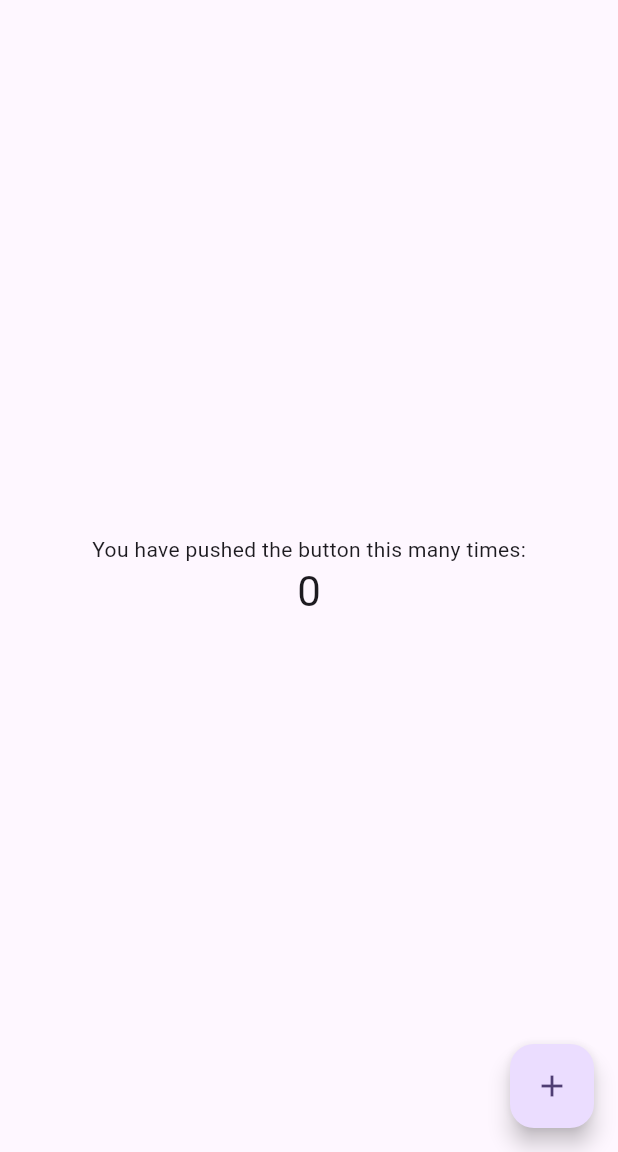
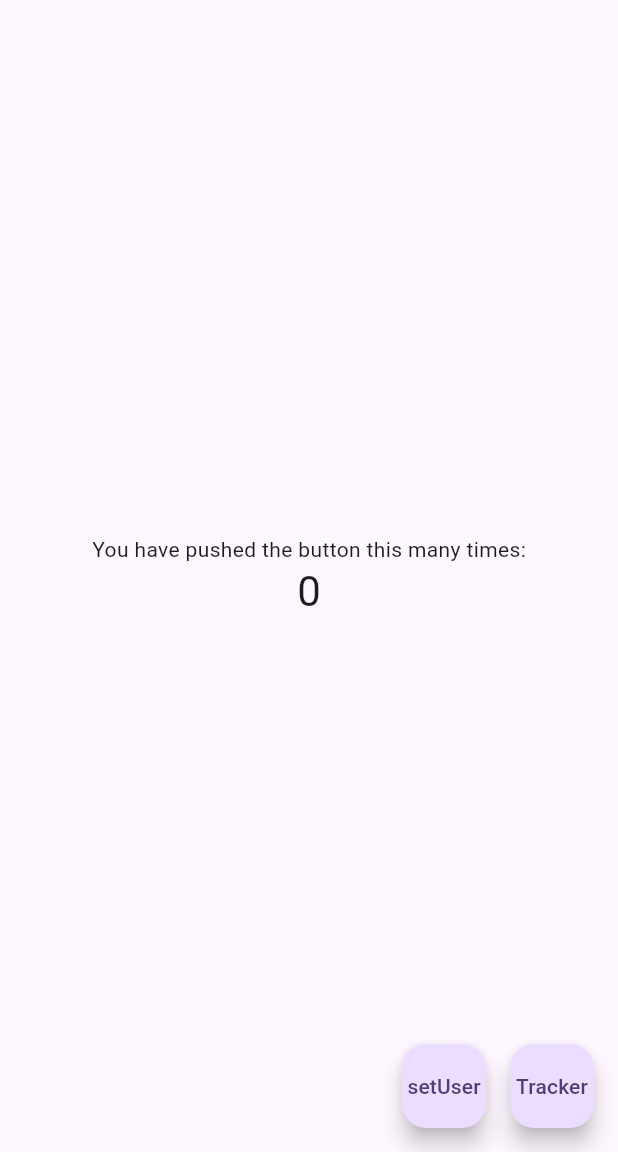
Before and after one commit to diegoroso-dito/myapp_flutter, a Flutter app: the screen it shows after launch, on a phone screen of 412 x 824 dp, the part 84-1236 px from its top. Run offline on Flutter 3.47's test engine with Material 2 defaults, Android fonts, the phone set to English and light mode, and no system bars; missing offline and left inert: dito_flutter_sdk.

```diff
--- a/lib/main.dart
+++ b/lib/main.dart
@@ -8,27 +8,11 @@ void main() {
 class MyApp extends StatelessWidget {
   const MyApp({super.key});
 
-  // This widget is the root of your application.
   @override
   Widget build(BuildContext context) {
     return MaterialApp(
       title: 'Flutter Demo',
       theme: ThemeData(
-        // This is the theme of your application.
-        //
-        // TRY THIS: Try running your application with "flutter run". You'll see
-        // the application has a blue toolbar. Then, without quitting the app,
-        // try changing the seedColor in the colorScheme below to Colors.green
-        // and then invoke "hot reload" (save your changes or press the "hot
-        // reload" button in a Flutter-supported IDE, or press "r" if you used
-        // the command line to start the app).
-        //
-        // Notice that the counter didn't reset back to zero; the application
-        // state is not lost during the reload. To reset the state, use hot
-        // restart instead.
-        //
-        // This works for code too, not just values: Most code changes can be
-        // tested with just a hot reload.
         colorScheme: ColorScheme.fromSeed(seedColor: Colors.deepPurple),
         useMaterial3: true,
       ),
@@ -40,15 +24,6 @@ class MyApp extends StatelessWidget {
 class MyHomePage extends StatefulWidget {
   const MyHomePage({super.key, required this.title});
 
-  // This widget is the home page of your application. It is stateful, meaning
-  // that it has a State object (defined below) that contains fields that affect
-  // how it looks.
-
-  // This class is the configuration for the state. It holds the values (in this
-  // case the title) provided by the parent (in this case the App widget) and
-  // used by the build method of the State. Fields in a Widget subclass are
-  // always marked "final".
-
   final String title;
 
   @override
@@ -58,53 +33,36 @@ class MyHomePage extends StatefulWidget {
 class _MyHomePageState extends State<MyHomePage> {
   int _counter = 0;
 
-  void _incrementCounter() {
-    setState(() {
-      // This call to setState tells the Flutter framework that something has
-      // changed in this State, which causes it to rerun the build method below
-      // so that the display can reflect the updated values. If we changed
-      // _counter without calling setState(), then the build method would not be
-      // called again, and so nothing would appear to happen.
-      // _counter++;
-      _counter = Calculator().addOne(_counter);
-    });
+  void _setUser() {
+    DitoSDK().identify(
+      name: "Roso",
+      email: "roso@cs.com",
+      gender: "masculino",
+      birthday: '20/07/1995',
+      registrationDate: '20/09/2023',
+      city: 'Piracaia',
+      customData: {
+        'atributo1': 'valorAtributo1',
+        'atributo2': 'valorAtributo2',
+      },
+    );
+  }
+
+  void _tracker() {
+    // DitoSDK().trackEvent('NomeDoEvento', {'teste': 'teste'});
+    String sha1 = DitoSDK().convertToSHA1('DiegoRoso');
+    print(sha1);
   }
 
   @override
   Widget build(BuildContext context) {
-    // This method is rerun every time setState is called, for instance as done
-    // by the _incrementCounter method above.
-    //
-    // The Flutter framework has been optimized to make rerunning build methods
-    // fast, so that you can just rebuild anything that needs updating rather
-    // than having to individually change instances of widgets.
     return Scaffold(
       appBar: AppBar(
-        // TRY THIS: Try changing the color here to a specific color (to
-        // Colors.amber, perhaps?) and trigger a hot reload to see the AppBar
-        // change color while the other colors stay the same.
         backgroundColor: Theme.of(context).colorScheme.inversePrimary,
-        // Here we take the value from the MyHomePage object that was created by
-        // the App.build method, and use it to set our appbar title.
         title: Text(widget.title),
       ),
       body: Center(
-        // Center is a layout widget. It takes a single child and positions it
-        // in the middle of the parent.
         child: Column(
-          // Column is also a layout widget. It takes a list of children and
-          // arranges them vertically. By default, it sizes itself to fit its
-          // children horizontally, and tries to be as tall as its parent.
-          //
-          // Column has various properties to control how it sizes itself and
-          // how it positions its children. Here we use mainAxisAlignment to
-          // center the children vertically; the main axis here is the vertical
-          // axis because Columns are vertical (the cross axis would be
-          // horizontal).
-          //
-          // TRY THIS: Invoke "debug painting" (choose the "Toggle Debug Paint"
-          // action in the IDE, or press "p" in the console), to see the
-          // wireframe for each widget.
           mainAxisAlignment: MainAxisAlignment.center,
           children: <Widget>[
             const Text(
@@ -117,11 +75,26 @@ class _MyHomePageState extends State<MyHomePage> {
           ],
         ),
       ),
-      floatingActionButton: FloatingActionButton(
-        onPressed: _incrementCounter,
-        tooltip: 'Increment',
-        child: const Icon(Icons.add),
-      ), // This trailing comma makes auto-formatting nicer for build methods.
+      floatingActionButton: Row(
+        mainAxisAlignment: MainAxisAlignment.end,
+        children: <Widget>[
+          FloatingActionButton(
+            onPressed: _setUser,
+            tooltip: 'Decrement',
+            child: const Text(
+              'setUser',
+            ),
+          ),
+          const SizedBox(width: 16),
+          FloatingActionButton(
+            onPressed: _tracker,
+            tooltip: 'Increment',
+            child: const Text(
+              'Tracker',
+            ),
+          ),
+        ],
+      ),
     );
   }
 }
```
Also changed, not shown: pubspec.yaml (+0 -69 lines), pubspec.lock.
